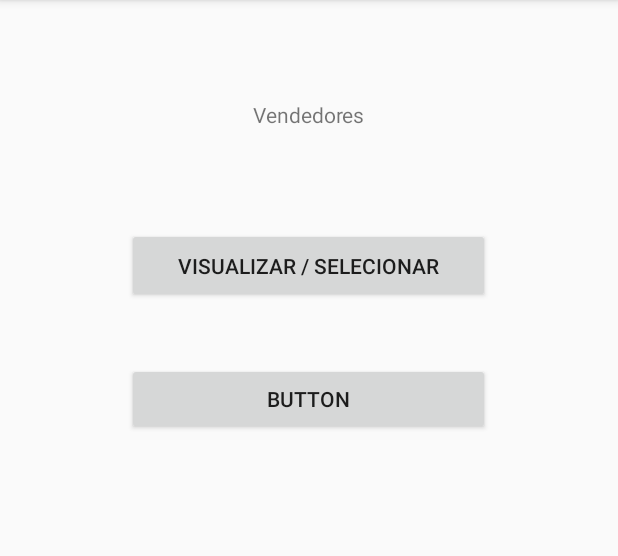
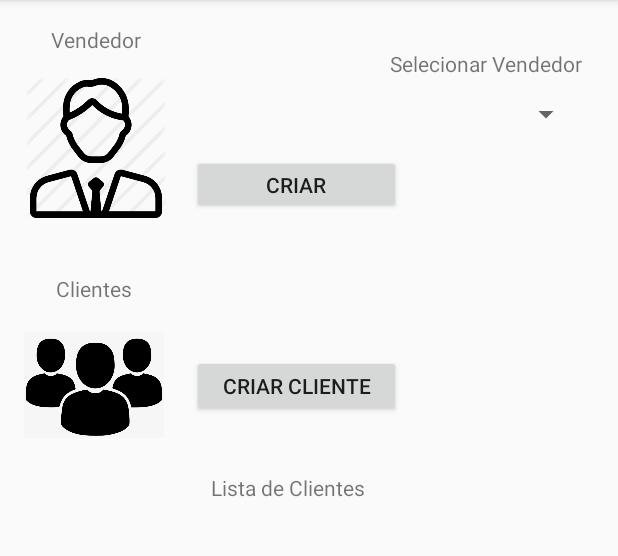
Before and after one commit to AndreUdia/old, an Android app: the screen it shows after launch (MainActivity), on a phone screen of 412 x 824 dp, the part 84-640 px from its top. Run offline under Robolectric (Android 15) with nearby library versions, the phone set to English and light mode, and no system bars.

Commit message:
Layout Home criado

```diff
--- a/app/build.gradle
+++ b/app/build.gradle
@@ -31,4 +31,5 @@ dependencies {
     testImplementation 'junit:junit:4.12'
     androidTestImplementation 'androidx.test.ext:junit:1.1.1'
     androidTestImplementation 'androidx.test.espresso:espresso-core:3.2.0'
+    implementation 'androidx.recyclerview:recyclerview:1.1.0'
 }
--- a/app/src/main/res/layout/activity_home.xml
+++ b/app/src/main/res/layout/activity_home.xml
@@ -6,42 +6,112 @@
     android:layout_height="match_parent"
     tools:context=".MainActivity">
 
-    <Button
-        android:id="@+id/btn_vendedores"
-        android:layout_width="242dp"
-        android:layout_height="50dp"
-        android:layout_marginTop="152dp"
-        android:text="@string/visualizar"
+    <ImageView
+        android:id="@+id/home_img_ven"
+        android:layout_width="96dp"
+        android:layout_height="93dp"
+        android:layout_marginStart="16dp"
+        android:layout_marginTop="52dp"
+        android:contentDescription="@string/home_vendedor"
+        app:layout_constraintStart_toStartOf="parent"
+        app:layout_constraintTop_toTopOf="parent"
+        app:srcCompat="@drawable/vendedor" />
+
+    <ImageView
+        android:id="@+id/home_img_cli"
+        android:layout_width="93dp"
+        android:layout_height="77dp"
+        android:layout_marginStart="16dp"
+        android:layout_marginTop="16dp"
+        android:contentDescription="@string/clientes"
+        app:layout_constraintStart_toStartOf="parent"
+        app:layout_constraintTop_toBottomOf="@+id/textView4"
+        app:srcCompat="@drawable/cliente" />
+
+    <Spinner
+        android:id="@+id/home_spinner_ven"
+        android:layout_width="257dp"
+        android:layout_height="48dp"
+        android:layout_marginEnd="24dp"
         app:layout_constraintEnd_toEndOf="parent"
-        app:layout_constraintHorizontal_bias="0.497"
-        app:layout_constraintStart_toStartOf="parent"
+        app:layout_constraintHorizontal_bias="1.0"
+        app:layout_constraintStart_toEndOf="@+id/home_img_ven"
+        app:layout_constraintTop_toTopOf="@+id/home_img_ven" />
+
+    <TextView
+        android:id="@+id/textView3"
+        android:layout_width="wrap_content"
+        android:layout_height="wrap_content"
+        android:text="@string/home_vendedor"
+        app:layout_constraintBottom_toTopOf="@+id/home_img_ven"
+        app:layout_constraintEnd_toEndOf="@+id/home_img_ven"
+        app:layout_constraintStart_toStartOf="@+id/home_img_ven"
         app:layout_constraintTop_toTopOf="parent" />
 
-    <Button
-        android:id="@+id/button2"
-        android:layout_width="242dp"
-        android:layout_height="48dp"
-        android:layout_marginTop="40dp"
-        android:text="Button"
-        app:layout_constraintEnd_toEndOf="parent"
-        app:layout_constraintHorizontal_bias="0.497"
-        app:layout_constraintStart_toStartOf="parent"
-        app:layout_constraintTop_toBottomOf="@+id/btn_vendedores" />
-
-    <androidx.constraintlayout.widget.Guideline
-        android:id="@+id/guideline"
+    <TextView
+        android:id="@+id/textView4"
         android:layout_width="wrap_content"
         android:layout_height="wrap_content"
-        android:orientation="horizontal"
-        app:layout_constraintGuide_begin="358dp" />
+        android:layout_marginTop="37dp"
+        android:text="@string/clientes"
+        app:layout_constraintEnd_toEndOf="@+id/home_img_cli"
+        app:layout_constraintStart_toStartOf="@+id/home_img_cli"
+        app:layout_constraintTop_toBottomOf="@+id/home_img_ven" />
+
+    <Button
+        android:id="@+id/home_btn_criar_ven"
+        android:layout_width="139dp"
+        android:layout_height="39dp"
+        android:layout_marginStart="16dp"
+        android:text="@string/home_criar_ven"
+        app:layout_constraintBottom_toBottomOf="@+id/home_img_ven"
+        app:layout_constraintEnd_toEndOf="parent"
+        app:layout_constraintHorizontal_bias="0.0"
+        app:layout_constraintStart_toEndOf="@+id/home_img_ven"
+        app:layout_constraintTop_toBottomOf="@+id/home_spinner_ven" />
+
+    <Button
+        android:id="@+id/home_btn_criar_cli"
+        android:layout_width="139dp"
+        android:layout_height="41dp"
+        android:text="@string/home_criar_cli"
+        app:layout_constraintBottom_toBottomOf="@+id/home_img_cli"
+        app:layout_constraintEnd_toEndOf="parent"
+        app:layout_constraintHorizontal_bias="0.116"
+        app:layout_constraintStart_toEndOf="@+id/home_img_cli"
+        app:layout_constraintTop_toTopOf="@+id/home_img_cli"
+        app:layout_constraintVertical_bias="0.527" />
 
     <TextView
-        android:id="@+id/txt_vendedores"
+        android:id="@+id/textView6"
+        android:layout_width="120dp"
+        android:layout_height="26dp"
+        android:layout_marginTop="20dp"
+        android:text="@string/home_lista_clientes"
+        app:layout_constraintEnd_toEndOf="@+id/recyclerView"
+        app:layout_constraintHorizontal_bias="0.48"
+        app:layout_constraintStart_toStartOf="@+id/recyclerView"
+        app:layout_constraintTop_toBottomOf="@+id/home_img_cli" />
+
+    <androidx.recyclerview.widget.RecyclerView
+        android:id="@+id/recyclerView"
+        android:layout_width="387dp"
+        android:layout_height="353dp"
+        android:layout_marginStart="16dp"
+        android:layout_marginTop="16dp"
+        android:layout_marginEnd="16dp"
+        android:layout_marginBottom="16dp"
+        app:layout_constraintBottom_toBottomOf="parent"
+        app:layout_constraintEnd_toEndOf="parent"
+        app:layout_constraintStart_toStartOf="parent"
+        app:layout_constraintTop_toBottomOf="@+id/textView6" />
+
+    <TextView
+        android:id="@+id/textView7"
         android:layout_width="wrap_content"
         android:layout_height="wrap_content"
-        android:text="@string/vendedores"
-        app:layout_constraintBottom_toTopOf="@+id/btn_vendedores"
-        app:layout_constraintEnd_toEndOf="parent"
-        app:layout_constraintStart_toStartOf="parent"
-        app:layout_constraintTop_toTopOf="parent" />
+        android:text="@string/home_txt_selecionar"
+        app:layout_constraintBottom_toTopOf="@+id/home_spinner_ven"
+        app:layout_constraintEnd_toEndOf="@+id/home_spinner_ven" />
+
 </androidx.constraintlayout.widget.ConstraintLayout>
--- a/app/src/main/res/values/strings.xml
+++ b/app/src/main/res/values/strings.xml
@@ -1,5 +1,11 @@
 <resources>
     <string name="app_name">LdxPS</string>
-    <string name="vendedores">Vendedores</string>
-    <string name="visualizar">Visualizar / Selecionar</string>
+    <string name="home_vendedor">Vendedor</string>
+    <string name="home_visualizar">Visualizar / Selecionar</string>
+    <string name="clientes">Clientes</string>
+    <string name="home_manutencao">Manutenção</string>
+    <string name="home_criar_ven">Criar Vendedor</string>
+    <string name="home_criar_cli">Criar Cliente</string>
+    <string name="home_lista_clientes">Lista de Clientes</string>
+    <string name="home_txt_selecionar">Selecionar Vendedor</string>
 </resources>
```
Also changed, not shown: app/src/main/res/drawable/cliente.png (added), app/src/main/res/drawable/vendedor.png (added).
